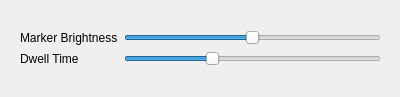
Above: src/widgets/ui/settings.ui from pupil-labs/gaze-controlled-cursor-demo before the change. Below: the same form after it.
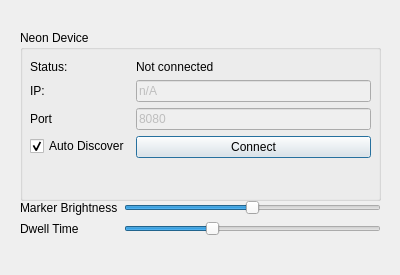
That is the form after the change.

Commit message: Add settings control for Neon device

Diff of the .ui file:
```diff
--- a/src/widgets/ui/settings.ui
+++ b/src/widgets/ui/settings.ui
@@ -7,17 +7,17 @@
     <x>0</x>
     <y>0</y>
     <width>400</width>
-    <height>97</height>
+    <height>275</height>
    </rect>
   </property>
   <property name="windowTitle">
    <string>Dialog</string>
   </property>
-  <widget class="QWidget" name="">
+  <widget class="QWidget" name="layoutWidget">
    <property name="geometry">
     <rect>
      <x>20</x>
-     <y>30</y>
+     <y>200</y>
      <width>361</width>
      <height>44</height>
     </rect>
@@ -68,6 +68,102 @@
     </item>
    </layout>
   </widget>
+  <widget class="QGroupBox" name="groupBox">
+   <property name="geometry">
+    <rect>
+     <x>20</x>
+     <y>30</y>
+     <width>361</width>
+     <height>171</height>
+    </rect>
+   </property>
+   <property name="title">
+    <string>Neon Device</string>
+   </property>
+   <widget class="QWidget" name="">
+    <property name="geometry">
+     <rect>
+      <x>10</x>
+      <y>30</y>
+      <width>341</width>
+      <height>108</height>
+     </rect>
+    </property>
+    <layout class="QFormLayout" name="formLayout_2">
+     <item row="2" column="0">
+      <widget class="QLabel" name="label_3">
+       <property name="text">
+        <string>IP:</string>
+       </property>
+      </widget>
+     </item>
+     <item row="2" column="1">
+      <widget class="QLineEdit" name="device_ip">
+       <property name="enabled">
+        <bool>false</bool>
+       </property>
+       <property name="text">
+        <string>n/A</string>
+       </property>
+      </widget>
+     </item>
+     <item row="0" column="1">
+      <widget class="QLabel" name="device_status">
+       <property name="text">
+        <string>Not connected</string>
+       </property>
+      </widget>
+     </item>
+     <item row="0" column="0">
+      <widget class="QLabel" name="label_4">
+       <property name="text">
+        <string>Status:</string>
+       </property>
+      </widget>
+     </item>
+     <item row="4" column="1">
+      <widget class="QPushButton" name="device_connect_button">
+       <property name="enabled">
+        <bool>true</bool>
+       </property>
+       <property name="text">
+        <string>Connect</string>
+       </property>
+       <property name="checkable">
+        <bool>false</bool>
+       </property>
+      </widget>
+     </item>
+     <item row="4" column="0">
+      <widget class="QCheckBox" name="device_auto_discovery">
+       <property name="text">
+        <string>Auto Discover</string>
+       </property>
+       <property name="checked">
+        <bool>true</bool>
+       </property>
+      </widget>
+     </item>
+     <item row="3" column="0">
+      <widget class="QLabel" name="label_5">
+       <property name="text">
+        <string>Port</string>
+       </property>
+      </widget>
+     </item>
+     <item row="3" column="1">
+      <widget class="QLineEdit" name="port">
+       <property name="enabled">
+        <bool>false</bool>
+       </property>
+       <property name="text">
+        <string>8080</string>
+       </property>
+      </widget>
+     </item>
+    </layout>
+   </widget>
+  </widget>
  </widget>
  <resources/>
  <connections/>
```
Left out of the diff: 4 changed lines with no effect on the pictures. The commit also changes 5 other files.
